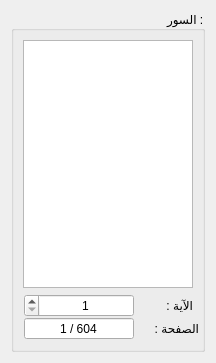
Old version of the form src/indexwidget.ui in the repository boussouira/moltaqa.
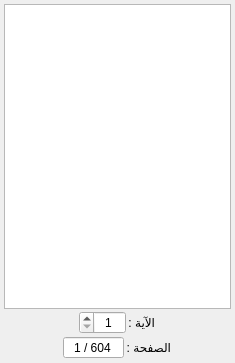
New version of the form.

Commit message: Display IndexWidget properly

Patch:
```diff
--- a/src/indexwidget.ui
+++ b/src/indexwidget.ui
@@ -6,22 +6,10 @@
    <rect>
     <x>0</x>
     <y>0</y>
-    <width>216</width>
+    <width>235</width>
     <height>363</height>
    </rect>
   </property>
-  <property name="minimumSize">
-   <size>
-    <width>216</width>
-    <height>234</height>
-   </size>
-  </property>
-  <property name="maximumSize">
-   <size>
-    <width>216</width>
-    <height>16777215</height>
-   </size>
-  </property>
   <property name="windowTitle">
    <string>الفهرس</string>
   </property>
@@ -31,22 +19,13 @@
   <property name="locale">
    <locale language="Arabic" country="Morocco"/>
   </property>
-  <layout class="QVBoxLayout" name="verticalLayout_2">
-   <item>
-    <widget class="QGroupBox" name="groupBox">
-     <property name="enabled">
-      <bool>true</bool>
-     </property>
-     <property name="title">
-      <string>السور :</string>
-     </property>
-     <property name="flat">
-      <bool>false</bool>
-     </property>
-     <property name="checkable">
-      <bool>false</bool>
-     </property>
      <layout class="QVBoxLayout" name="verticalLayout">
+   <property name="spacing">
+    <number>2</number>
+   </property>
+   <property name="margin">
+    <number>4</number>
+   </property>
       <item>
        <widget class="QTreeView" name="treeView">
         <property name="editTriggers">
@@ -55,36 +34,31 @@
        </widget>
       </item>
       <item>
-       <layout class="QFormLayout" name="formLayout">
-        <property name="fieldGrowthPolicy">
-         <enum>QFormLayout::AllNonFixedFieldsGrow</enum>
-        </property>
-        <property name="horizontalSpacing">
-         <number>10</number>
-        </property>
-        <property name="verticalSpacing">
-         <number>0</number>
-        </property>
-        <item row="0" column="0">
+    <layout class="QHBoxLayout" name="horizontalLayout">
+     <item>
+      <spacer name="horizontalSpacer">
+       <property name="orientation">
+        <enum>Qt::Horizontal</enum>
+       </property>
+       <property name="sizeHint" stdset="0">
+        <size>
+         <width>40</width>
+         <height>20</height>
+        </size>
+       </property>
+      </spacer>
+     </item>
+     <item>
          <widget class="QLabel" name="label">
-          <property name="maximumSize">
-           <size>
-            <width>34</width>
-            <height>16777215</height>
-           </size>
-          </property>
           <property name="text">
            <string>الآية :</string>
           </property>
          </widget>
         </item>
-        <item row="0" column="1">
+     <item>
          <widget class="QSpinBox" name="spinBoxAyaNumber">
-          <property name="maximumSize">
-           <size>
-            <width>110</width>
-            <height>16777215</height>
-           </size>
+       <property name="layoutDirection">
+        <enum>Qt::RightToLeft</enum>
           </property>
           <property name="alignment">
            <set>Qt::AlignCenter</set>
@@ -92,35 +66,56 @@
           <property name="minimum">
            <number>1</number>
           </property>
-         </widget>
-        </item>
-        <item row="1" column="0">
+       <property name="maximum">
+        <number>288</number>
+       </property>
+       <property name="value">
+        <number>1</number>
+       </property>
+      </widget>
+     </item>
+     <item>
+      <spacer name="horizontalSpacer_2">
+       <property name="orientation">
+        <enum>Qt::Horizontal</enum>
+       </property>
+       <property name="sizeHint" stdset="0">
+        <size>
+         <width>40</width>
+         <height>20</height>
+        </size>
+       </property>
+      </spacer>
+     </item>
+    </layout>
+   </item>
+   <item>
+    <layout class="QHBoxLayout" name="horizontalLayout_2">
+     <property name="bottomMargin">
+      <number>0</number>
+     </property>
+     <item>
+      <spacer name="horizontalSpacer_3">
+       <property name="orientation">
+        <enum>Qt::Horizontal</enum>
+       </property>
+       <property name="sizeHint" stdset="0">
+        <size>
+         <width>40</width>
+         <height>20</height>
+        </size>
+       </property>
+      </spacer>
+     </item>
+     <item>
          <widget class="QLabel" name="label_2">
-          <property name="minimumSize">
-           <size>
-            <width>49</width>
-            <height>0</height>
-           </size>
-          </property>
-          <property name="maximumSize">
-           <size>
-            <width>43</width>
-            <height>16777215</height>
-           </size>
-          </property>
           <property name="text">
            <string>الصفحة :</string>
           </property>
          </widget>
         </item>
-        <item row="1" column="1">
+     <item>
          <widget class="QSpinBox" name="spinBoxPageNumber">
-          <property name="maximumSize">
-           <size>
-            <width>110</width>
-            <height>16777215</height>
-           </size>
-          </property>
           <property name="wrapping">
            <bool>true</bool>
           </property>
@@ -147,10 +142,20 @@
           </property>
          </widget>
         </item>
-       </layout>
-      </item>
-     </layout>
-    </widget>
+     <item>
+      <spacer name="horizontalSpacer_4">
+       <property name="orientation">
+        <enum>Qt::Horizontal</enum>
+       </property>
+       <property name="sizeHint" stdset="0">
+        <size>
+         <width>40</width>
+         <height>20</height>
+        </size>
+       </property>
+      </spacer>
+     </item>
+    </layout>
    </item>
   </layout>
  </widget>
```
Lines whose indentation alone changed are shown as unchanged. The commit also changes 1 other file.
